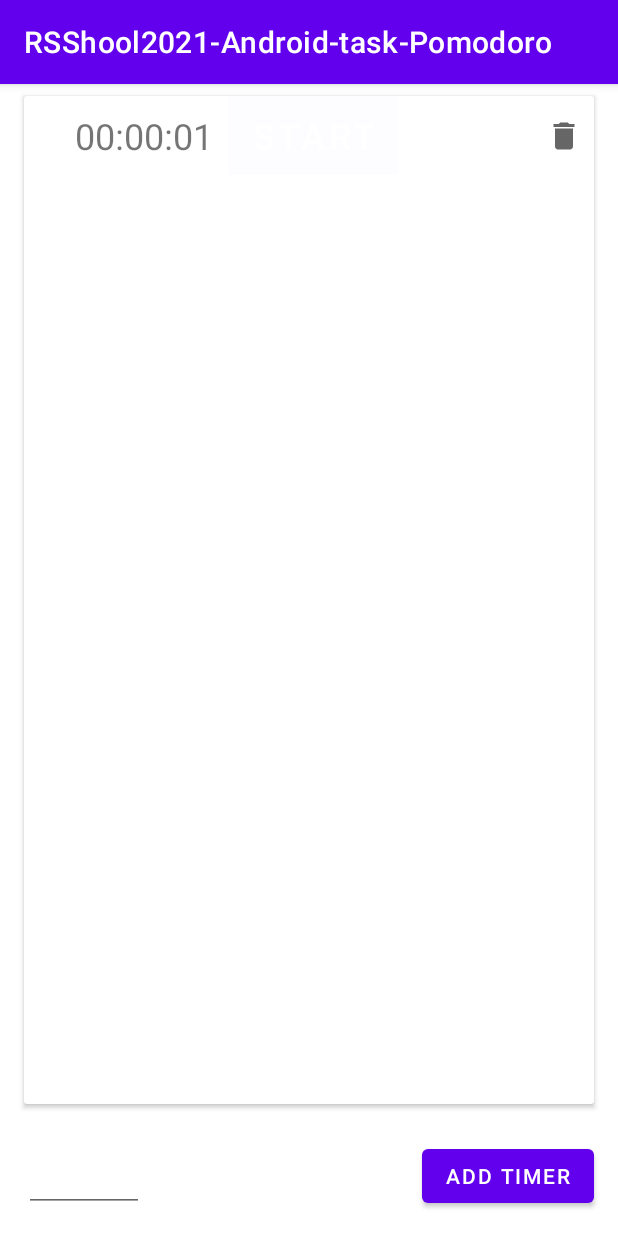
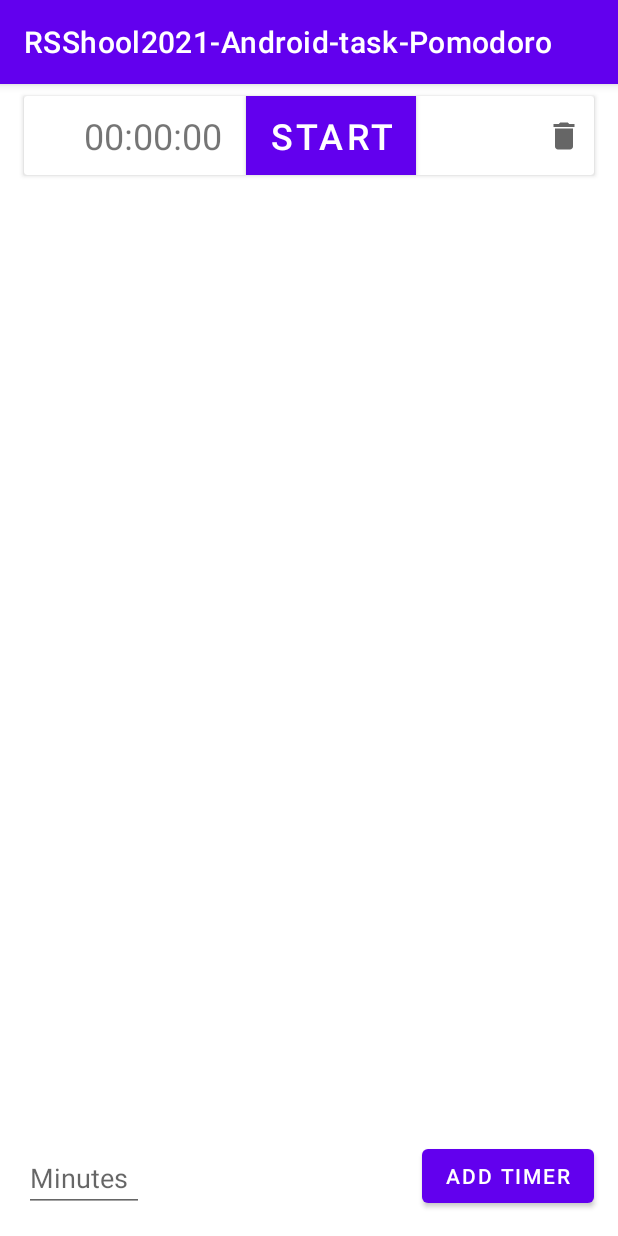
Before and after one commit to fliker2309/RSShool2021-Android-task-Pomodoro, an Android app: the screen it shows after launch (MainActivity), after a tap on "ADD TIMER", on a phone screen of 412 x 824 dp. Run offline under Robolectric (Android 15) with nearby library versions, the phone set to English and light mode, and no system bars.

Commit message:
fix:recyclerView

```diff
--- a/app/src/main/java/com/example/rsshool2021_android_task_pomodoro/MainActivity.kt
+++ b/app/src/main/java/com/example/rsshool2021_android_task_pomodoro/MainActivity.kt
@@ -29,7 +29,7 @@
 
 
         binding.addNewStopwatchButton.setOnClickListener {
-            stopwatches.add(Stopwatch(nextId++, 0, true))
+            stopwatches.add(Stopwatch(nextId++, 0, false))
             stopwatchAdapter.submitList(stopwatches.toList())
         }
     }
@@ -47,12 +47,12 @@
     }
 
 
-    private fun changeStopwatch(id:Int, currentMs: Long?, isStarted: Boolean){
+    private fun changeStopwatch(id: Int, currentMs: Long?, isStarted: Boolean) {
         val newTimers = mutableListOf<Stopwatch>()
         stopwatches.forEach {
-            if(it.id == id){
-                newTimers.add(Stopwatch(it.id,currentMs?:it.currentMs,isStarted))
-            } else{
+            if (it.id == id) {
+                newTimers.add(Stopwatch(it.id, currentMs ?: it.currentMs, isStarted))
+            } else {
                 newTimers.add(it)
             }
         }
--- a/app/src/main/res/layout/activity_main.xml
+++ b/app/src/main/res/layout/activity_main.xml
@@ -22,8 +22,11 @@
         android:layout_height="wrap_content"
         android:layout_marginStart="16dp"
         android:layout_marginBottom="16dp"
+        android:hint="Minutes"
+        android:inputType="number"
         app:layout_constraintBottom_toBottomOf="parent"
         app:layout_constraintStart_toStartOf="parent" />
+
 
 
     <com.google.android.material.button.MaterialButton
--- a/app/src/main/res/layout/stopwatch_item.xml
+++ b/app/src/main/res/layout/stopwatch_item.xml
@@ -2,7 +2,7 @@
 <androidx.cardview.widget.CardView xmlns:android="http://schemas.android.com/apk/res/android"
     xmlns:app="http://schemas.android.com/apk/res-auto"
     android:layout_width="match_parent"
-    android:layout_height="match_parent"
+    android:layout_height="wrap_content"
     android:layout_marginStart="16dp"
     android:layout_marginTop="8dp"
     android:layout_marginEnd="16dp"
@@ -26,7 +26,7 @@
             android:id="@+id/stopwatch_timer"
             android:layout_width="0dp"
             android:layout_height="wrap_content"
-            android:layout_marginStart="10dp"
+            android:layout_marginStart="16dp"
             android:text="00:00:00"
             android:textSize="24sp"
             app:layout_constraintBottom_toBottomOf="parent"
@@ -35,11 +35,11 @@
 
 
         <com.google.android.material.button.MaterialButton
-            android:id="@+id/stopwatch_start_stop"
+            android:id="@+id/stopwatch_start_stop_btn"
             android:layout_width="wrap_content"
             android:layout_height="wrap_content"
-            android:layout_marginStart="10dp"
-            android:background="@color/cardview_shadow_end_color"
+            android:layout_marginStart="16dp"
+            android:background="@color/black"
             android:text="START"
             android:textSize="24sp"
             app:layout_constraintBottom_toBottomOf="parent"
```
Also changed, not shown: app/src/main/java/com/example/rsshool2021_android_task_pomodoro/recycler/StopwatchViewHolder.kt (+5 -7 lines).
